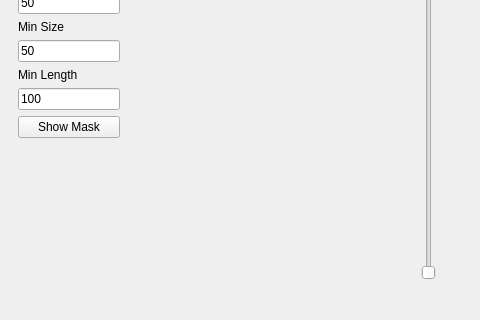
Above: dispertrack/view/GUI/waterfall_analysis.ui from Dennis-Dispertech/DisperTrack before the change; both pictures show x 0 to 480 and y 404 to 724 of the 731 by 724 pixel window. Below: the same form after it.
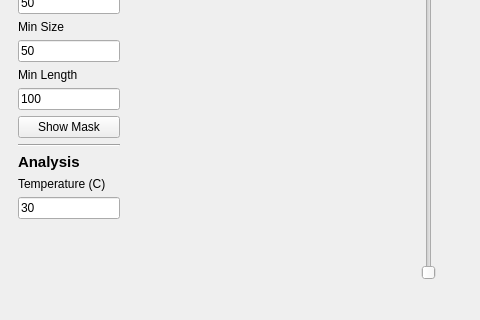
That is the form after the change. Icons and pictures are not drawn.

Commit message: Modified export to only store single value for diffusion constant. Added user selectable temperature to the GUI.

Diff of the .ui file:
```diff
--- a/dispertrack/view/GUI/waterfall_analysis.ui
+++ b/dispertrack/view/GUI/waterfall_analysis.ui
@@ -1467,6 +1467,40 @@
          </property>
         </widget>
        </item>
+       <item>
+        <widget class="Line" name="line_3">
+         <property name="orientation">
+          <enum>Qt::Horizontal</enum>
+         </property>
+        </widget>
+       </item>
+       <item>
+        <widget class="QLabel" name="label_12">
+         <property name="styleSheet">
+          <string notr="true">QLabel { 
+font-size: 15px;
+font-weight: bold;
+}</string>
+         </property>
+         <property name="text">
+          <string>Analysis</string>
+         </property>
+        </widget>
+       </item>
+       <item>
+        <widget class="QLabel" name="label_5">
+         <property name="text">
+          <string>Temperature (C)</string>
+         </property>
+        </widget>
+       </item>
+       <item>
+        <widget class="QLineEdit" name="line_temperature">
+         <property name="text">
+          <string>30</string>
+         </property>
+        </widget>
+       </item>
        <item>
         <spacer name="verticalSpacer">
          <property name="orientation">
```
Left out of the diff: 2 changed lines with no effect on the pictures. The commit also changes 2 other files.
